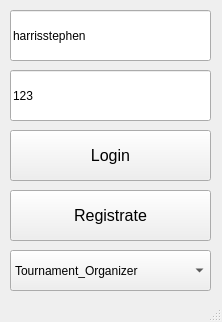
Qt form DataBaseCybersport/BaseWindow.ui (Inlucker/DataBaseCybersport) before a commit.
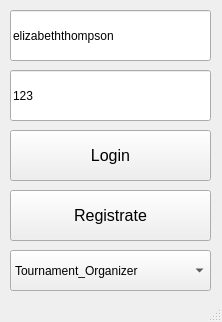
The same form after that commit.

```diff
--- a/DataBaseCybersport/BaseWindow.ui
+++ b/DataBaseCybersport/BaseWindow.ui
@@ -62,7 +62,7 @@
      </rect>
     </property>
     <property name="text">
-     <string>harrisstephen</string>
+     <string>elizabeththompson</string>
     </property>
    </widget>
    <widget class="QPushButton" name="login_btn">
```
